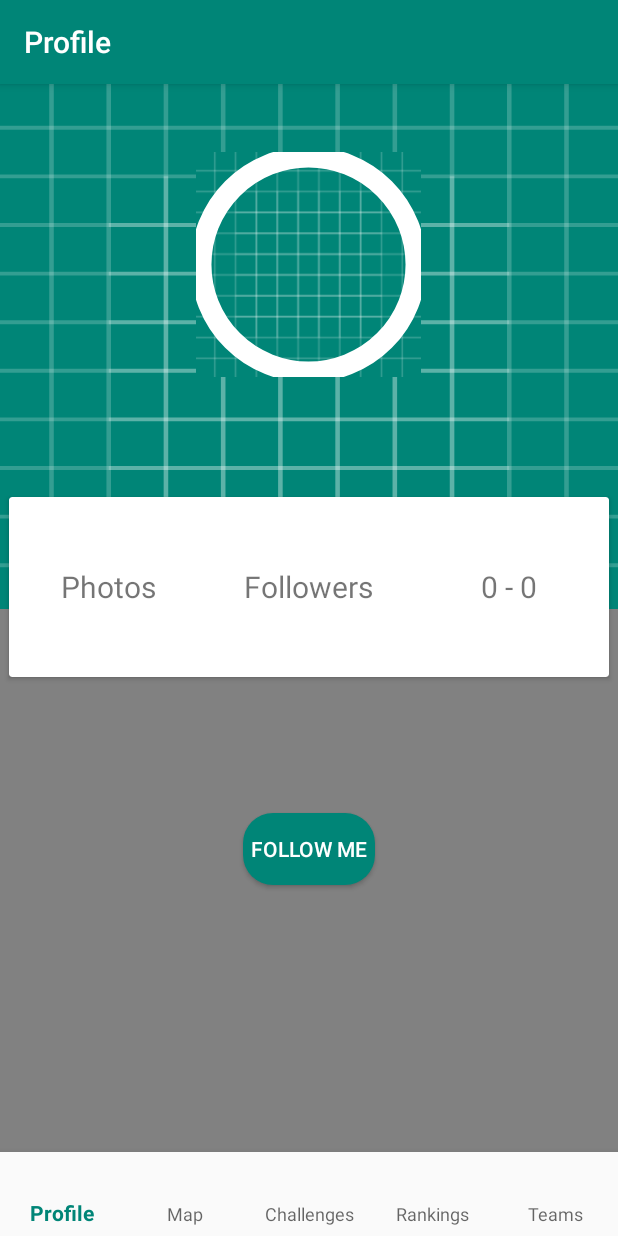
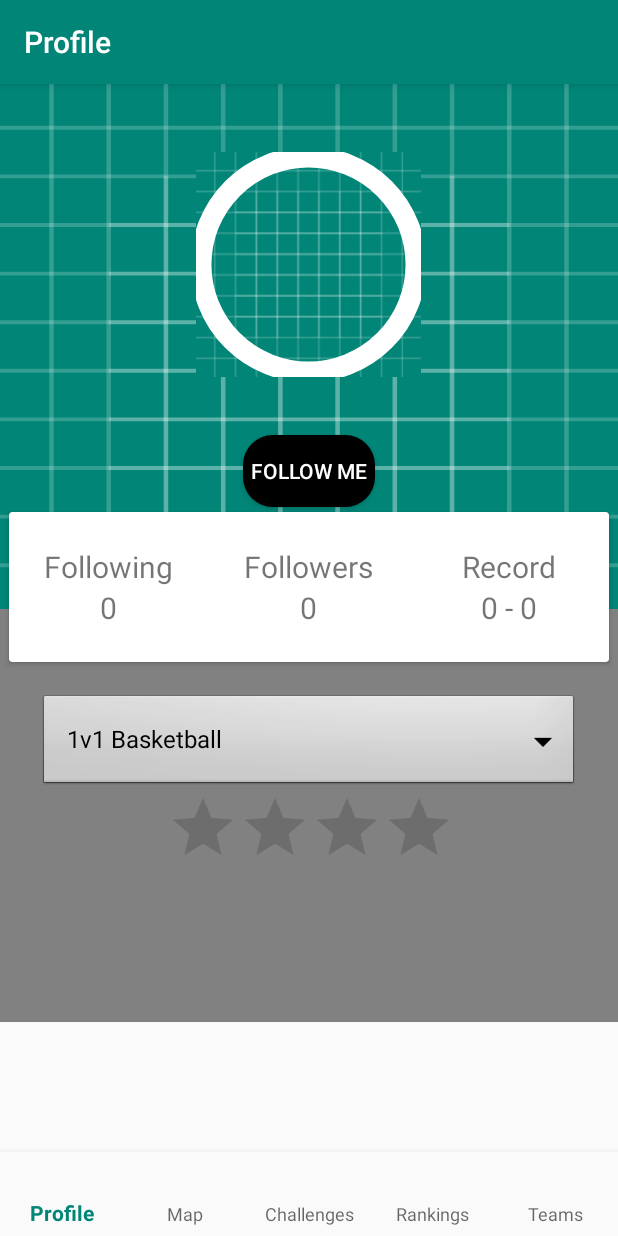
Before and after one commit to nadkarniak/Athletier, an Android app: the screen it shows after launch (MainActivity), on a phone screen of 412 x 824 dp. Run offline under Robolectric (Android 15) with nearby library versions, the phone set to English and light mode, and no system bars; our stand-ins replace navigation-ui.

Commit message:
New Profile

```diff
--- a/app/src/main/java/com/CS5520/athletier/Models/User.java
+++ b/app/src/main/java/com/CS5520/athletier/Models/User.java
@@ -15,9 +15,11 @@ public class User {
     private List<Challenge> challenges = new ArrayList<>();
     private List<SportsAchievementSummary> sportsAchievementSummaries = new ArrayList<>();
 
+    private List<User> following = new ArrayList<>();
+    private List<User> followers = new ArrayList<>();
+
     private int wins;
     private int losses;
-    private List<String> friends;
 
     // Empty public constructor required by Firebase
     public User() { }
@@ -27,7 +29,8 @@ public class User {
         if (challenges.size() == 0) {
             return 0;
         }
-        return totalSportmanshipRating / challenges.size();
+        return 5;
+        //return totalSportmanshipRating / challenges.size();
     }
 
     public String getId() {
@@ -47,8 +50,12 @@ public class User {
         return record;
     }
 
-    public List getFriends(){
-        return this.friends;
+    public List<User> getFollowing() {
+        return following;
+    }
+
+    public List<User> getFollowers() {
+        return followers;
     }
 
 }
--- a/app/src/main/java/com/CS5520/athletier/ui/Profile/ProfileTabFragment.java
+++ b/app/src/main/java/com/CS5520/athletier/ui/Profile/ProfileTabFragment.java
@@ -9,6 +9,7 @@ import android.widget.ArrayAdapter;
 import android.widget.LinearLayout;
 import android.widget.ListView;
 import android.widget.RatingBar;
+import android.widget.Spinner;
 import android.widget.TextView;
 
 import androidx.annotation.Nullable;
@@ -28,8 +29,10 @@ public class ProfileTabFragment extends Fragment {
     private ProfileTabViewModel profileTabViewModel;
     private TextView usernameText;
     private TextView recordText;
-    //private RatingBar sportsmanshipBar;
-    //private ListView sportsList;
+    private TextView followersText;
+    private TextView followingText;
+    private RatingBar sportsmanshipBar;
+    private Spinner sportsList;
 
     public View onCreateView(@NonNull LayoutInflater inflater,
                              ViewGroup container, Bundle savedInstanceState) {
@@ -51,18 +54,20 @@ public class ProfileTabFragment extends Fragment {
         // Find views using id's
         usernameText = ((LinearLayout)view).findViewById(R.id.userName);
         recordText = ((LinearLayout)view).findViewById(R.id.record);
-        //sportsmanshipBar = ((LinearLayout)view).findViewById(R.id.ratingBar);
-        //sportsList = ((LinearLayout)view).findViewById(R.id.sportsView);
+        followersText = ((LinearLayout)view).findViewById(R.id.followers);
+        followingText = ((LinearLayout)view).findViewById(R.id.following);
+        sportsmanshipBar = ((LinearLayout)view).findViewById(R.id.ratingBar);
+        sportsList = ((LinearLayout)view).findViewById(R.id.sportsSpinner);
     }
 
     private void setupSportsList(Context context) {
         List<String> sports = Sport.getAllSportsNames();
         ArrayAdapter<String> adapter = new ArrayAdapter<>(
                 context,
-                android.R.layout.simple_expandable_list_item_1,
+                android.R.layout.simple_spinner_dropdown_item,
                 sports
         );
-        //sportsList.setAdapter(adapter);
+        sportsList.setAdapter(adapter);
     }
 
     private void setupObservers() {
@@ -71,7 +76,9 @@ public class ProfileTabFragment extends Fragment {
             public void onChanged(User user) {
                 usernameText.setText(user.getUsername());
                 recordText.setText(user.getRecord());
-               //sportsmanshipBar.setRating(user.getAvgSportsmanshipRating());
+                followersText.setText(String.valueOf(user.getFollowers().size()));
+                followingText.setText(String.valueOf(user.getFollowing().size()));
+                sportsmanshipBar.setRating(user.getAvgSportsmanshipRating());
             }
         });
     }
--- /dev/null
+++ b/app/src/main/res/drawable/follow_button.xml
@@ -0,0 +1,6 @@
+<?xml version="1.0" encoding="utf-8"?>
+<shape xmlns:android="http://schemas.android.com/apk/res/android" android:shape="rectangle">
+    <solid android:color="#FF000000"/>
+    <corners
+        android:radius="20dp"/>
+</shape>
--- a/app/src/main/res/layout/fragment_profile_tab.xml
+++ b/app/src/main/res/layout/fragment_profile_tab.xml
@@ -1,7 +1,15 @@
 <?xml version="1.0" encoding="utf-8"?>
 <LinearLayout xmlns:android="http://schemas.android.com/apk/res/android"
-    xmlns:app="http://schemas.android.com/apk/res-auto"
     xmlns:tools="http://schemas.android.com/tools"
+    android:layout_width="fill_parent"
+    android:layout_height="fill_parent">
+
+    <ScrollView
+        android:layout_width="fill_parent"
+        android:layout_height="wrap_content">
+
+
+        <LinearLayout
             android:layout_width="match_parent"
             android:layout_height="match_parent"
             android:background="#818181"
@@ -9,7 +17,6 @@
             tools:context="com.CS5520.athletier.ui.Profile.ProfileTabFragment">
 
             <RelativeLayout
-        android:id="@+id/ratingBar"
                 android:layout_width="match_parent"
                 android:layout_height="405dp">
 
@@ -38,13 +45,22 @@
                         android:textColor="#fff"
                         android:textSize="21sp"
                         android:textStyle="bold" />
+
+                    <Button
+                        android:layout_width="wrap_content"
+                        android:layout_height="wrap_content"
+                        android:layout_gravity="center_horizontal"
+                        android:background="@drawable/follow_button"
+                        android:text="Follow Me"
+                        android:textColor="#fff" />
+
                 </LinearLayout>
 
                 <androidx.cardview.widget.CardView
                     android:layout_width="400dp"
-            android:layout_height="120dp"
+                    android:layout_height="100dp"
                     android:layout_centerHorizontal="true"
-            android:layout_marginTop="275dp">
+                    android:layout_marginTop="285dp">
 
                     <LinearLayout
                         android:layout_width="match_parent"
@@ -63,7 +79,13 @@
                             <TextView
                                 android:layout_width="wrap_content"
                                 android:layout_height="wrap_content"
-                        android:text="Photos"
+                                android:text="Following"
+                                android:textSize="20sp" />
+
+                            <TextView
+                                android:id="@+id/following"
+                                android:layout_width="wrap_content"
+                                android:layout_height="wrap_content"
                                 android:textSize="20sp" />
 
 
@@ -82,6 +104,12 @@
                                 android:text="Followers"
                                 android:textSize="20sp" />
 
+                            <TextView
+                                android:id="@+id/followers"
+                                android:layout_width="wrap_content"
+                                android:layout_height="wrap_content"
+                                android:textSize="20sp" />
+
 
                         </LinearLayout>
 
@@ -93,10 +121,15 @@
                             android:orientation="vertical">
 
                             <TextView
+                                android:layout_width="wrap_content"
+                                android:layout_height="wrap_content"
+                                android:text="Record"
+                                android:textSize="20sp" />
+
+                            <TextView
                                 android:id="@+id/record"
                                 android:layout_width="wrap_content"
                                 android:layout_height="wrap_content"
-                        android:text="Following"
                                 android:textSize="20sp" />
 
                         </LinearLayout>
@@ -107,20 +140,26 @@
 
             <LinearLayout
                 android:layout_width="360dp"
+                android:layout_height="220dp"
+                android:layout_gravity="center"
+                android:orientation="vertical">
+
+                <Spinner
+                    android:id="@+id/sportsSpinner"
+                    android:layout_width="match_parent"
                     android:layout_height="wrap_content"
-        android:layout_gravity="center"
-        android:layout_marginTop="45dp"
-        android:orientation="vertical">
+                    android:background="@android:drawable/btn_dropdown"
+                    android:spinnerMode="dropdown" />
+
+                <RatingBar
+                    android:id="@+id/ratingBar"
+                    android:layout_width="wrap_content"
+                    android:layout_height="wrap_content"
+                    android:layout_marginStart="85dp"
+                    android:layout_marginEnd="85dp" />
 
             </LinearLayout>
 
-    <Button
-        android:layout_width="wrap_content"
-        android:layout_height="wrap_content"
-        android:layout_gravity="center_horizontal"
-        android:layout_marginTop="35dp"
-        android:background="@drawable/rounded_button"
-        android:text="Follow Me"
-        android:textColor="#fff" />
-
         </LinearLayout>
+    </ScrollView>
+</LinearLayout>
--- a/app/src/main/res/values/colors.xml
+++ b/app/src/main/res/values/colors.xml
@@ -2,5 +2,5 @@
 <resources>
     <color name="colorPrimary">#008577</color>
     <color name="colorPrimaryDark">#00574B</color>
-    <color name="colorAccent">#D81B60</color>
+    <color name="colorAccent">#121212</color>
 </resources>
```
Lines whose indentation alone changed are shown as unchanged.
